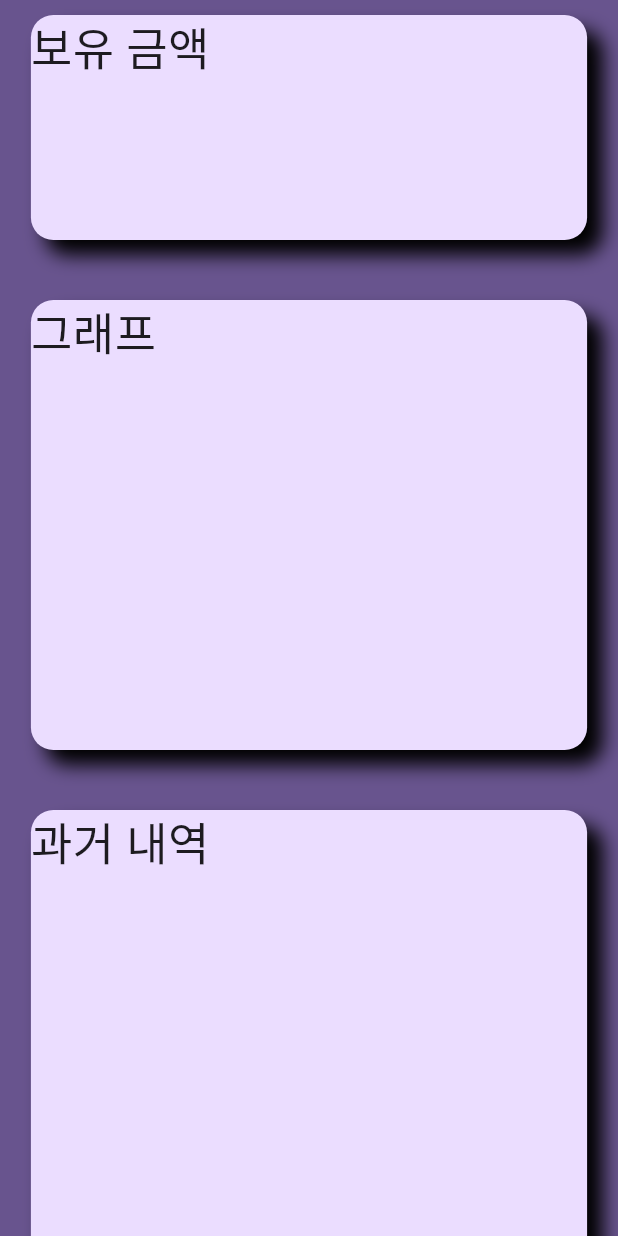
After one commit to k984530/CryptoTrend, a Flutter app: the screen it shows after launch, on a phone screen of 412 x 824 dp. The commit adds this screen. Run offline on Flutter 3.47's test engine with Material 2 defaults, Android fonts, the phone set to English and light mode, and no system bars; our stand-ins replace get.

Commit message:
init setting

```diff
--- a/lib/main.dart
+++ b/lib/main.dart
@@ -1,6 +1,6 @@
 import 'package:flutter/material.dart';
 import 'package:get/get.dart';
-import 'package:test/MyHomePage.dart';
+import 'package:test/screen/HomeScreen.dart';
 
 void main() {
   runApp(MyApp());
@@ -15,10 +15,18 @@ class MyApp extends StatelessWidget {
     return GetMaterialApp(
       title: 'Flutter Demo',
       theme: ThemeData(
-        colorScheme: ColorScheme.fromSeed(seedColor: Colors.deepPurple),
+        colorScheme: ColorScheme.fromSeed(
+          seedColor: Colors.deepPurple,
+        ),
         useMaterial3: true,
       ),
-      home: MyHomePage(),
+      darkTheme: ThemeData(
+        colorScheme: ColorScheme.fromSeed(
+          seedColor: Color.fromARGB(255, 0, 0, 0),
+        ),
+        useMaterial3: true,
+      ),
+      home: HomeScreen(),
     );
   }
 }
--- /dev/null
+++ b/lib/screen/HomeScreen.dart
@@ -0,0 +1,92 @@
+import 'package:flutter/foundation.dart';
+import 'package:flutter/material.dart';
+import 'package:flutter/widgets.dart';
+
+class HomeScreen extends StatelessWidget {
+  const HomeScreen({super.key});
+
+  @override
+  Widget build(BuildContext context) {
+    final Size size = MediaQuery.of(context).size;
+    return Scaffold(
+      backgroundColor: Theme.of(context).colorScheme.primary,
+      body: SingleChildScrollView(
+        child: SafeArea(
+          child: Center(
+            child: Column(
+              crossAxisAlignment: CrossAxisAlignment.end,
+              children: [
+                Container(
+                  margin: EdgeInsets.only(top: 10),
+                  height: 150,
+                  width: size.width * 0.9,
+                  decoration: BoxDecoration(
+                    borderRadius: BorderRadius.circular(15),
+                    boxShadow: [
+                      BoxShadow(
+                        color: Theme.of(context).colorScheme.shadow,
+                        offset: Offset(10, 10),
+                        blurRadius: 10,
+                      ),
+                    ],
+                    color: Theme.of(context).colorScheme.primaryContainer,
+                  ),
+                  child: Text(
+                    "보유 금액",
+                    style: TextStyle(
+                      fontSize: 30,
+                    ),
+                  ),
+                ),
+                Container(
+                  margin: EdgeInsets.only(top: 40),
+                  height: 300,
+                  width: size.width * 0.9,
+                  decoration: BoxDecoration(
+                    borderRadius: BorderRadius.circular(15),
+                    boxShadow: [
+                      BoxShadow(
+                        color: Theme.of(context).colorScheme.shadow,
+                        offset: Offset(10, 10),
+                        blurRadius: 10,
+                      ),
+                    ],
+                    color: Theme.of(context).colorScheme.primaryContainer,
+                  ),
+                  child: Text(
+                    "그래프",
+                    style: TextStyle(
+                      fontSize: 30,
+                    ),
+                  ),
+                ),
+                Container(
+                  margin: EdgeInsets.symmetric(vertical: 40),
+                  height: 300,
+                  width: size.width * 0.9,
+                  decoration: BoxDecoration(
+                    borderRadius: BorderRadius.circular(15),
+                    boxShadow: [
+                      BoxShadow(
+                        color: Theme.of(context).colorScheme.shadow,
+                        offset: Offset(10, 10),
+                        blurRadius: 10,
+                      ),
+                    ],
+                    color: Theme.of(context).colorScheme.primaryContainer,
+                  ),
+                  child: Text(
+                    "과거 내역",
+                    style: TextStyle(
+                      fontSize: 30,
+                    ),
+                  ),
+                ),
+              ],
+            ),
+          ),
+        ),
+      ),
+    );
+  }
+}
```
Also changed, not shown: pubspec.yaml (+1 -23 lines), pubspec.lock, 1 other file.
